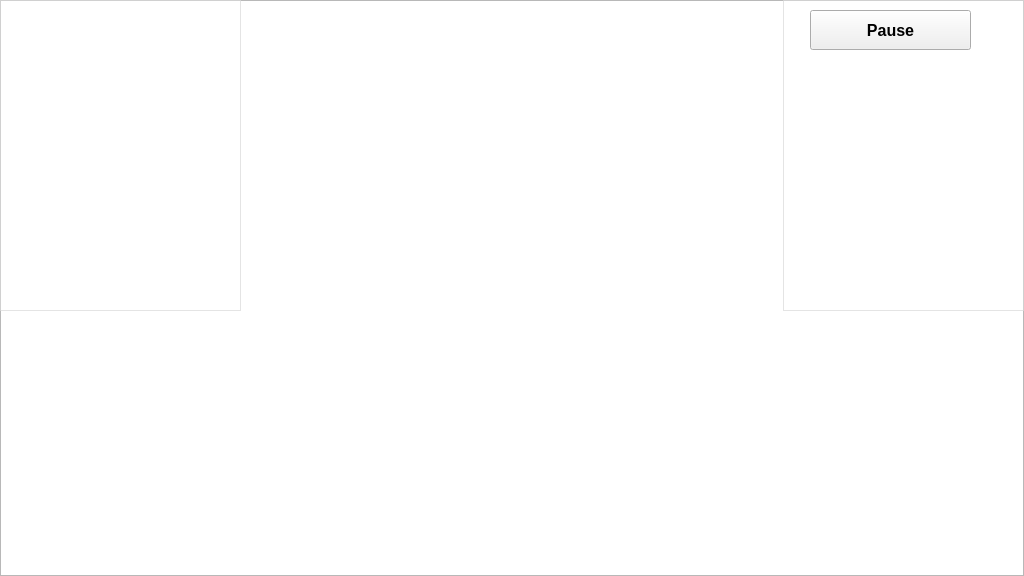
Before: the Qt Designer form GameMainWindow.ui in 1ncrd/Farm, drawn with Qt 5.
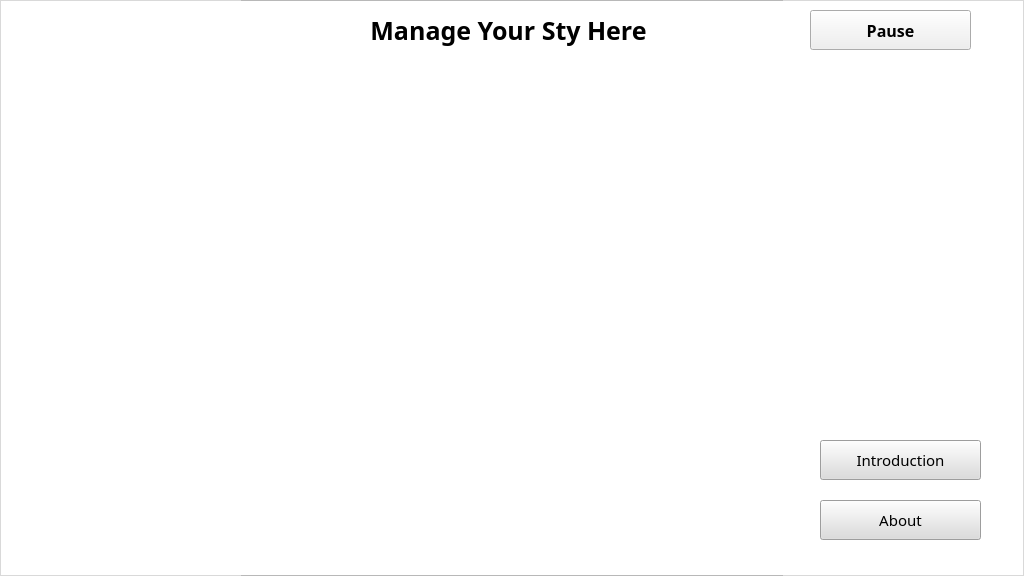
After: the same form once the commit is applied. Icons and pictures are not drawn. Custom widgets are drawn as their Qt base class.

The edit to the form file:
```diff
--- a/GameMainWindow.ui
+++ b/GameMainWindow.ui
@@ -12,6 +12,7 @@
   </property>
   <property name="font">
    <font>
+    <family>Minecraft</family>
     <italic>false</italic>
     <bold>false</bold>
     <underline>false</underline>
@@ -34,6 +35,7 @@
     </property>
     <property name="font">
      <font>
+      <family>Minecraft</family>
       <pointsize>12</pointsize>
       <italic>false</italic>
       <bold>true</bold>
@@ -57,6 +59,7 @@
     </property>
     <property name="font">
      <font>
+      <family>Minecraft</family>
       <italic>false</italic>
       <bold>false</bold>
       <underline>false</underline>
@@ -74,12 +77,18 @@
       <x>0</x>
       <y>0</y>
       <width>241</width>
-      <height>311</height>
+      <height>576</height>
      </rect>
     </property>
     <property name="styleSheet">
      <string notr="true">background-color: rgba(255, 255, 255, 120);</string>
     </property>
+    <property name="frameShape">
+     <enum>QFrame::NoFrame</enum>
+    </property>
+    <property name="frameShadow">
+     <enum>QFrame::Sunken</enum>
+    </property>
    </widget>
    <widget class="QListView" name="listView_3">
     <property name="geometry">
@@ -87,17 +96,106 @@
       <x>783</x>
       <y>0</y>
       <width>241</width>
-      <height>311</height>
+      <height>576</height>
      </rect>
     </property>
     <property name="styleSheet">
      <string notr="true">background-color: rgba(255, 255, 255, 120);</string>
+    </property>
+    <property name="frameShape">
+     <enum>QFrame::NoFrame</enum>
+    </property>
+   </widget>
+   <widget class="QLabel" name="label">
+    <property name="geometry">
+     <rect>
+      <x>248</x>
+      <y>0</y>
+      <width>521</width>
+      <height>61</height>
+     </rect>
+    </property>
+    <property name="font">
+     <font>
+      <pointsize>19</pointsize>
+      <italic>false</italic>
+      <bold>true</bold>
+      <underline>false</underline>
+      <strikeout>false</strikeout>
+      <kerning>true</kerning>
+     </font>
+    </property>
+    <property name="styleSheet">
+     <string notr="true"/>
+    </property>
+    <property name="text">
+     <string>Manage Your Sty Here</string>
+    </property>
+    <property name="alignment">
+     <set>Qt::AlignCenter</set>
+    </property>
+   </widget>
+   <widget class="MyPushButton" name="pushButton_introduction">
+    <property name="geometry">
+     <rect>
+      <x>820</x>
+      <y>440</y>
+      <width>161</width>
+      <height>40</height>
+     </rect>
+    </property>
+    <property name="font">
+     <font>
+      <family>Minecraft</family>
+      <pointsize>11</pointsize>
+      <italic>false</italic>
+      <bold>false</bold>
+      <underline>false</underline>
+      <strikeout>false</strikeout>
+      <kerning>true</kerning>
+     </font>
+    </property>
+    <property name="styleSheet">
+     <string notr="true">background-color: rgb(220, 220, 220);</string>
+    </property>
+    <property name="text">
+     <string>Introduction</string>
+    </property>
+   </widget>
+   <widget class="MyPushButton" name="pushButton_about">
+    <property name="geometry">
+     <rect>
+      <x>820</x>
+      <y>500</y>
+      <width>161</width>
+      <height>40</height>
+     </rect>
+    </property>
+    <property name="font">
+     <font>
+      <family>Minecraft</family>
+      <pointsize>11</pointsize>
+      <italic>false</italic>
+      <bold>false</bold>
+      <underline>false</underline>
+      <strikeout>false</strikeout>
+      <kerning>true</kerning>
+     </font>
+    </property>
+    <property name="styleSheet">
+     <string notr="true">background-color: rgb(220, 220, 220);</string>
+    </property>
+    <property name="text">
+     <string>About</string>
     </property>
    </widget>
    <zorder>listView</zorder>
    <zorder>listView_2</zorder>
    <zorder>listView_3</zorder>
    <zorder>pushButton_pause</zorder>
+   <zorder>label</zorder>
+   <zorder>pushButton_introduction</zorder>
+   <zorder>pushButton_about</zorder>
   </widget>
   <widget class="QMenuBar" name="menubar">
    <property name="geometry">
@@ -105,7 +203,7 @@
      <x>0</x>
      <y>0</y>
      <width>1024</width>
-     <height>19</height>
+     <height>22</height>
     </rect>
    </property>
   </widget>
```
